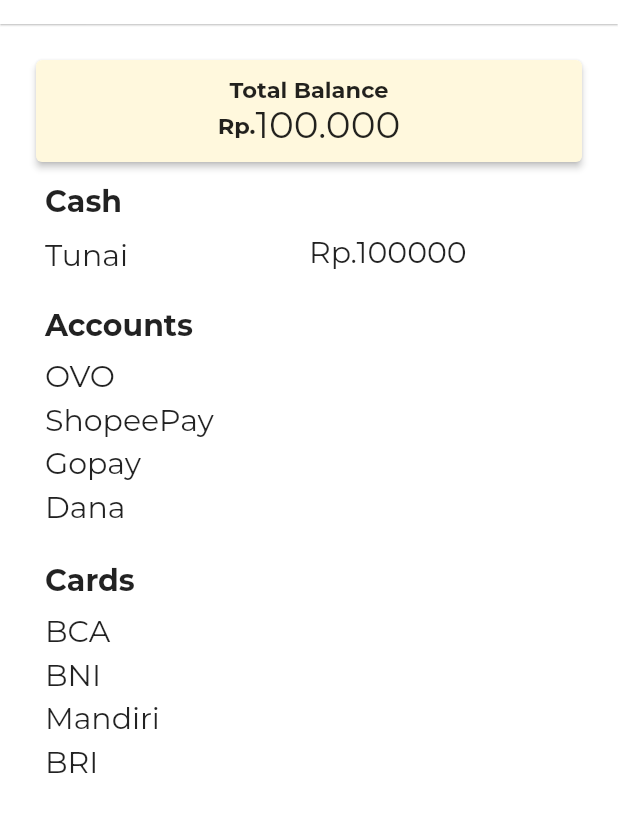
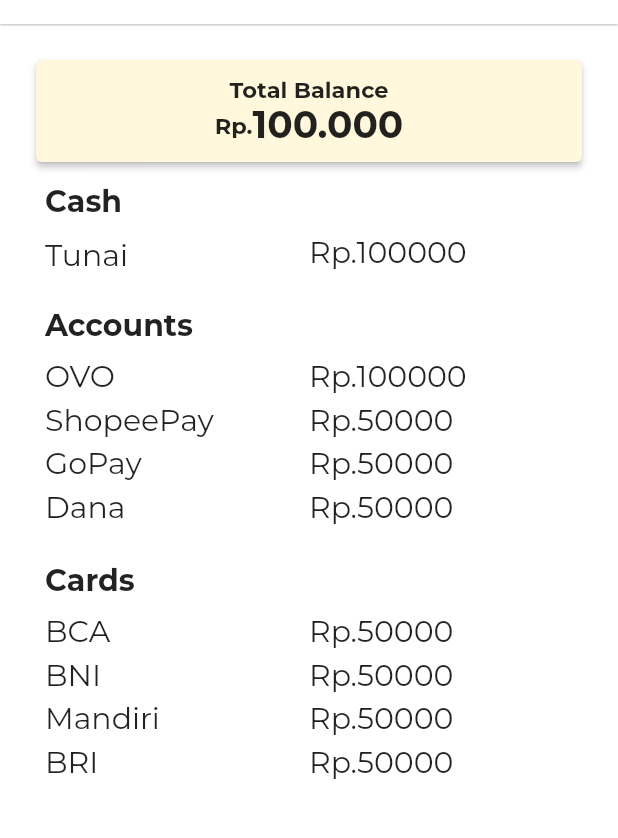
Before and after one commit to mjudianto/VLLET, a Flutter app: the Setting screen opened directly, after a tap on "Account", on a phone screen of 412 x 824 dp, the part 60-898 px from its top. Run offline on Flutter 3.47's test engine with Material 2 defaults, Android fonts, the phone set to English and light mode, and no system bars.

Commit message:
fix tampilan

```diff
--- a/lib/pages/accounts.dart
+++ b/lib/pages/accounts.dart
@@ -49,7 +49,7 @@ class Account extends StatelessWidget {
                   child: Column(
                     crossAxisAlignment: CrossAxisAlignment.center,
                     children: [
-                      Text(
+                      const Text(
                         "Total Balance",
                         style: TextStyle(
                             fontSize: 15, fontWeight: FontWeight.bold),
@@ -57,7 +57,7 @@ class Account extends StatelessWidget {
                       Row(
                         mainAxisAlignment: MainAxisAlignment.center,
                         crossAxisAlignment: CrossAxisAlignment.center,
-                        children: [
+                        children: const [
                           Text(
                             "Rp.",
                             style: TextStyle(
@@ -66,8 +66,7 @@ class Account extends StatelessWidget {
                           Text(
                             "100.000",
                             style: TextStyle(
-                              fontSize: 25,
-                            ),
+                                fontSize: 25, fontWeight: FontWeight.bold),
                           ),
                         ],
                       ),
@@ -91,7 +90,7 @@ class Account extends StatelessWidget {
                   ),
                   Row(
                     mainAxisAlignment: MainAxisAlignment.start,
-                    children: [
+                    children: const [
                       Expanded(
                         child: Text(
                           "Tunai",
@@ -133,14 +132,11 @@ class Account extends StatelessWidget {
                       ),
                     ),
                   ),
-                  Row(
-                    mainAxisAlignment: MainAxisAlignment.start,
-                    children: [
-                      Column(
-                        crossAxisAlignment: CrossAxisAlignment.start,
-                        children: [
                   Padding(
                     padding: const EdgeInsets.fromLTRB(0, 0, 0, 5),
+                    child: Row(
+                      children: const [
+                        Expanded(
                           child: Text(
                             "OVO",
                             style: TextStyle(
@@ -149,8 +145,23 @@ class Account extends StatelessWidget {
                             ),
                           ),
                         ),
+                        Expanded(
+                          child: Text(
+                            "Rp.100000",
+                            style: TextStyle(
+                              fontSize: 20,
+                              fontWeight: FontWeight.w400,
+                            ),
+                          ),
+                        ),
+                      ],
+                    ),
+                  ),
                   Padding(
                     padding: const EdgeInsets.fromLTRB(0, 0, 0, 5),
+                    child: Row(
+                      children: const [
+                        Expanded(
                           child: Text(
                             "ShopeePay",
                             style: TextStyle(
@@ -159,18 +170,48 @@ class Account extends StatelessWidget {
                             ),
                           ),
                         ),
-                          Padding(
-                            padding: const EdgeInsets.fromLTRB(0, 0, 0, 5),
+                        Expanded(
                           child: Text(
-                              "Gopay",
+                            "Rp.50000",
                             style: TextStyle(
                               fontSize: 20,
                               fontWeight: FontWeight.w400,
                             ),
                           ),
                         ),
+                      ],
+                    ),
+                  ),
                   Padding(
                     padding: const EdgeInsets.fromLTRB(0, 0, 0, 5),
+                    child: Row(
+                      children: const [
+                        Expanded(
+                          child: Text(
+                            "GoPay",
+                            style: TextStyle(
+                              fontSize: 20,
+                              fontWeight: FontWeight.w400,
+                            ),
+                          ),
+                        ),
+                        Expanded(
+                          child: Text(
+                            "Rp.50000",
+                            style: TextStyle(
+                              fontSize: 20,
+                              fontWeight: FontWeight.w400,
+                            ),
+                          ),
+                        ),
+                      ],
+                    ),
+                  ),
+                  Padding(
+                    padding: const EdgeInsets.fromLTRB(0, 0, 0, 5),
+                    child: Row(
+                      children: const [
+                        Expanded(
                           child: Text(
                             "Dana",
                             style: TextStyle(
@@ -179,10 +220,18 @@ class Account extends StatelessWidget {
                             ),
                           ),
                         ),
+                        Expanded(
+                          child: Text(
+                            "Rp.50000",
+                            style: TextStyle(
+                              fontSize: 20,
+                              fontWeight: FontWeight.w400,
+                            ),
+                          ),
+                        ),
                       ],
                     ),
-                    ],
-                  )
+                  ),
                 ],
               ),
             ),
@@ -191,8 +240,8 @@ class Account extends StatelessWidget {
               child: Column(
                 crossAxisAlignment: CrossAxisAlignment.start,
                 children: [
-                  Padding(
-                    padding: const EdgeInsets.fromLTRB(0, 0, 0, 10),
+                  const Padding(
+                    padding: EdgeInsets.fromLTRB(0, 0, 0, 10),
                     child: Text(
                       "Cards",
                       style: TextStyle(
@@ -201,14 +250,11 @@ class Account extends StatelessWidget {
                       ),
                     ),
                   ),
-                  Row(
-                    mainAxisAlignment: MainAxisAlignment.start,
-                    children: [
-                      Column(
-                        crossAxisAlignment: CrossAxisAlignment.start,
-                        children: [
                   Padding(
                     padding: const EdgeInsets.fromLTRB(0, 0, 0, 5),
+                    child: Row(
+                      children: const [
+                        Expanded(
                           child: Text(
                             "BCA",
                             style: TextStyle(
@@ -217,8 +263,23 @@ class Account extends StatelessWidget {
                             ),
                           ),
                         ),
+                        Expanded(
+                          child: Text(
+                            "Rp.50000",
+                            style: TextStyle(
+                              fontSize: 20,
+                              fontWeight: FontWeight.w400,
+                            ),
+                          ),
+                        ),
+                      ],
+                    ),
+                  ),
                   Padding(
                     padding: const EdgeInsets.fromLTRB(0, 0, 0, 5),
+                    child: Row(
+                      children: const [
+                        Expanded(
                           child: Text(
                             "BNI",
                             style: TextStyle(
@@ -227,8 +288,23 @@ class Account extends StatelessWidget {
                             ),
                           ),
                         ),
+                        Expanded(
+                          child: Text(
+                            "Rp.50000",
+                            style: TextStyle(
+                              fontSize: 20,
+                              fontWeight: FontWeight.w400,
+                            ),
+                          ),
+                        ),
+                      ],
+                    ),
+                  ),
                   Padding(
                     padding: const EdgeInsets.fromLTRB(0, 0, 0, 5),
+                    child: Row(
+                      children: const [
+                        Expanded(
                           child: Text(
                             "Mandiri",
                             style: TextStyle(
@@ -237,8 +313,23 @@ class Account extends StatelessWidget {
                             ),
                           ),
                         ),
+                        Expanded(
+                          child: Text(
+                            "Rp.50000",
+                            style: TextStyle(
+                              fontSize: 20,
+                              fontWeight: FontWeight.w400,
+                            ),
+                          ),
+                        ),
+                      ],
+                    ),
+                  ),
                   Padding(
                     padding: const EdgeInsets.fromLTRB(0, 0, 0, 5),
+                    child: Row(
+                      children: const [
+                        Expanded(
                           child: Text(
                             "BRI",
                             style: TextStyle(
@@ -247,10 +338,18 @@ class Account extends StatelessWidget {
                             ),
                           ),
                         ),
+                        Expanded(
+                          child: Text(
+                            "Rp.50000",
+                            style: TextStyle(
+                              fontSize: 20,
+                              fontWeight: FontWeight.w400,
+                            ),
+                          ),
+                        ),
                       ],
                     ),
-                    ],
-                  )
+                  ),
                 ],
               ),
             ),
--- a/lib/pages/home.dart
+++ b/lib/pages/home.dart
@@ -24,7 +24,7 @@ class _HomeState extends State<Home> {
         elevation: 0.5,
         actions: [
           Padding(
-              padding: EdgeInsets.only(right: 20.0),
+              padding: const EdgeInsets.only(right: 20.0),
               child: GestureDetector(
                 onTap: () {
                   Navigator.push(
@@ -32,27 +32,32 @@ class _HomeState extends State<Home> {
                     MaterialPageRoute(builder: (context) => Setting()),
                   );
                 },
-                child: Icon(
+                child: const Icon(
                   Icons.settings,
                   size: 26.0,
                 ),
               ))
         ],
       ),
-      body: Padding(
+      body: Container(
         padding: const EdgeInsets.all(20.0),
         child: Column(
           mainAxisAlignment: MainAxisAlignment.start,
           crossAxisAlignment: CrossAxisAlignment.stretch,
           children: [
-            Text(
-              "Welcome, \n" + widget.username + "!",
-              style: TextStyle(
+            Container(
+              padding: EdgeInsets.only(bottom: 10.0),
+              child: Text(
+                "Welcome, \n${widget.username}!",
+                style: const TextStyle(
                   fontSize: 30,
                   fontWeight: FontWeight.w700,
                 ),
               ),
-            Row(
+            ),
+            Container(
+              padding: EdgeInsets.symmetric(vertical: 5.0),
+              child: Row(
                 children: const [
                   Expanded(
                       child: ElevatedButton(
@@ -86,6 +91,7 @@ class _HomeState extends State<Home> {
                   ),
                 ],
               ),
+            ),
             Card(
                 elevation: 2.0,
                 color: Color(0xfffff8dd),
@@ -110,17 +116,21 @@ class _HomeState extends State<Home> {
                     ],
                   ),
                 )),
-            Card(
+            Container(
+              padding: EdgeInsets.symmetric(vertical: 5.0),
+              child: Card(
                 elevation: 1.0,
                 child: Column(
                   crossAxisAlignment: CrossAxisAlignment.start,
                   children: const [
                     Text(
                       "Transanction",
-                    style: TextStyle(fontSize: 20, fontWeight: FontWeight.bold),
+                      style:
+                          TextStyle(fontSize: 20, fontWeight: FontWeight.bold),
                     ),
                     Text("22 April 2022")
                   ],
+                ),
               ),
             ),
             Container(
--- a/lib/pages/setting.dart
+++ b/lib/pages/setting.dart
@@ -32,7 +32,9 @@ class _SettingState extends State<Setting> {
               "Setting",
               style: TextStyle(fontSize: 30, fontWeight: FontWeight.bold),
             ),
-            ElevatedButton(
+            Container(
+              padding: const EdgeInsets.fromLTRB(0, 10, 0, 10),
+              child: ElevatedButton(
                 onPressed: () {
                   Navigator.push(
                     context,
@@ -45,10 +47,13 @@ class _SettingState extends State<Setting> {
                         borderRadius: BorderRadius.circular(20))),
                 child: const Text(
                   "Account",
-                style: TextStyle(color: Colors.black),
+                  style: TextStyle(color: Colors.black, fontSize: 20),
                 ),
               ),
-            ElevatedButton(
+            ),
+            Container(
+              padding: const EdgeInsets.fromLTRB(0, 10, 0, 10),
+              child: ElevatedButton(
                 onPressed: () {},
                 style: ElevatedButton.styleFrom(
                     primary: Colors.white,
@@ -56,7 +61,8 @@ class _SettingState extends State<Setting> {
                         borderRadius: BorderRadius.circular(20))),
                 child: const Text(
                   "Theme",
-                style: TextStyle(color: Colors.black),
+                  style: TextStyle(color: Colors.black, fontSize: 20),
+                ),
               ),
             )
           ],
```
Lines whose indentation alone changed are shown as unchanged.
